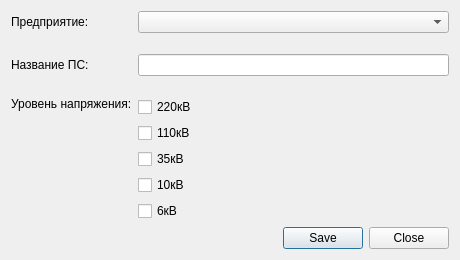
This is ui/inputsubstation.ui in nikola240698/MretEquipment as Qt 5 draws it before an edit. The edited form follows.
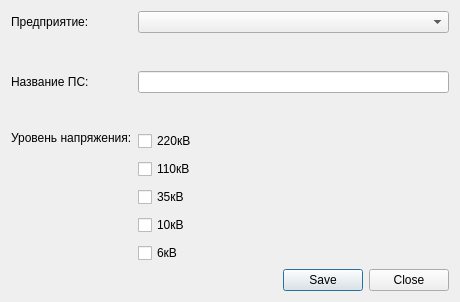
This is the edited form.

Commit message: Finished with work on Connection Add dilaog window. Add come comments. Some fixes

Patch:
```diff
--- a/ui/inputsubstation.ui
+++ b/ui/inputsubstation.ui
@@ -7,7 +7,7 @@
     <x>0</x>
     <y>0</y>
     <width>460</width>
-    <height>260</height>
+    <height>302</height>
    </rect>
   </property>
   <property name="windowTitle">
@@ -43,6 +43,9 @@
      </item>
      <item row="4" column="1">
       <layout class="QVBoxLayout" name="verticalLayout">
+       <property name="spacing">
+        <number>8</number>
+       </property>
        <item>
         <widget class="QCheckBox" name="chbx220">
          <property name="text">
```
The commit also changes 6 other files.
